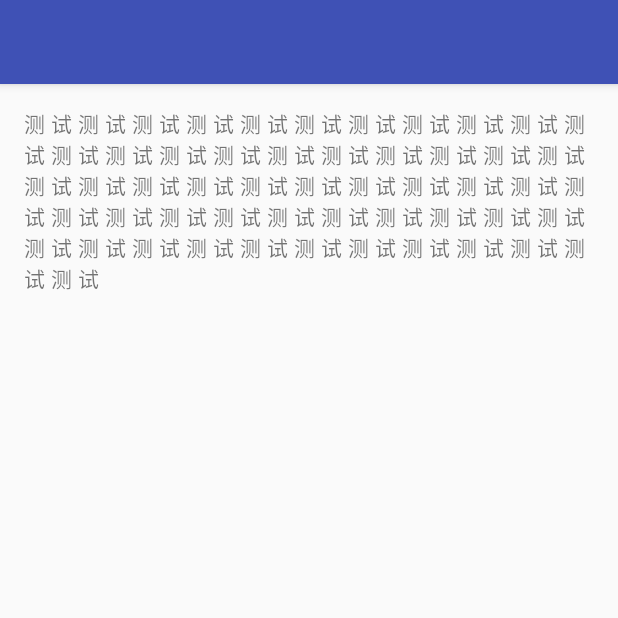
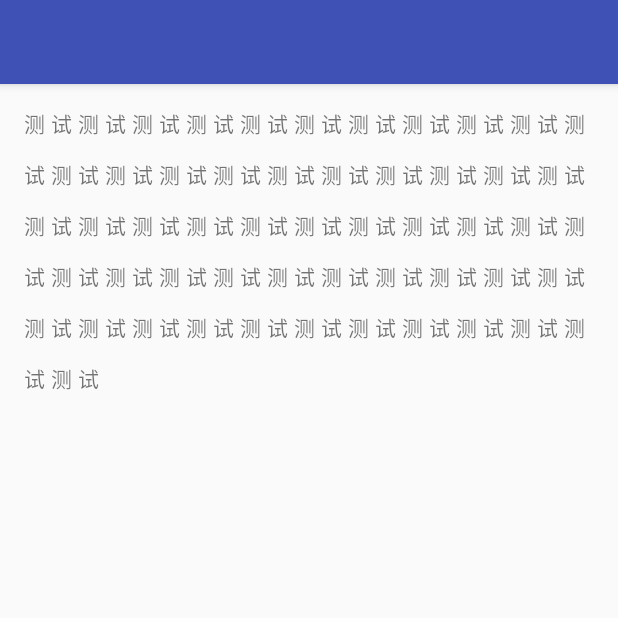
Before and after one commit to MartinLi2015/SpacingTextView, an Android app: the screen it shows after launch (MainActivity), on a phone screen of 412 x 824 dp, the top half of it. Run offline under Robolectric (Android 15) with nearby library versions, the phone set to English and light mode, and no system bars.

Commit message:
添加了行间距

```diff
--- a/SpacingTextView/app/src/main/res/layout/content_main.xml
+++ b/SpacingTextView/app/src/main/res/layout/content_main.xml
@@ -15,6 +15,7 @@
     <com.woyou.spacingtextview.SpacingTextView
         android:id="@+id/space_text"
         android:layout_width="wrap_content"
+        android:lineSpacingExtra="13dp"
         android:layout_height="wrap_content"
         android:text="@string/test" />
 </RelativeLayout>
```
Also changed, not shown: 1 other file.
